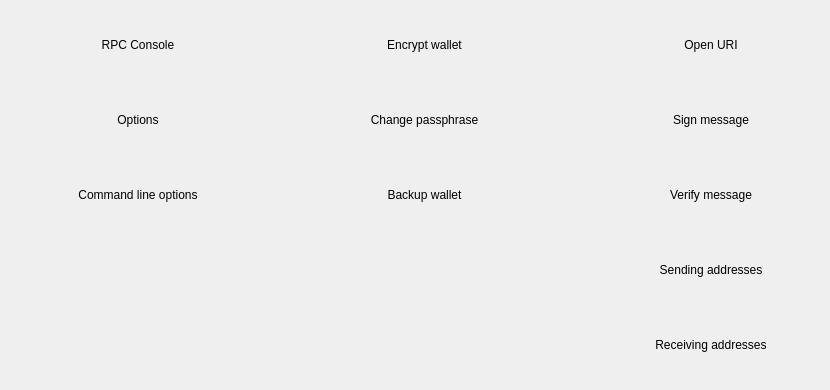
This is src/qt/forms/otherpage.ui in tlc2/bitcredit-2.0 as Qt 5 draws it before an edit. The edited form follows.
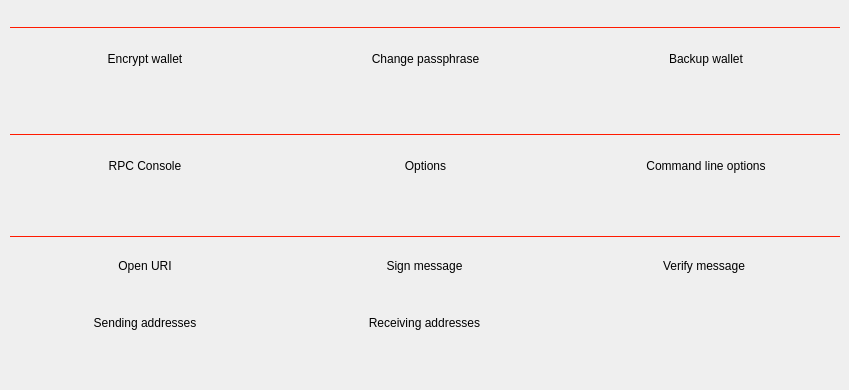
This is the edited form.

Commit message: removed top menus and window border

```diff
--- a/src/qt/forms/otherpage.ui
+++ b/src/qt/forms/otherpage.ui
@@ -6,7 +6,7 @@
    <rect>
     <x>0</x>
     <y>0</y>
-    <width>830</width>
+    <width>849</width>
     <height>390</height>
    </rect>
   </property>
@@ -26,9 +26,9 @@
    <property name="geometry">
     <rect>
      <x>10</x>
-     <y>1</y>
+     <y>240</y>
      <width>831</width>
-     <height>389</height>
+     <height>110</height>
     </rect>
    </property>
    <layout class="QGridLayout" name="gridLayout">
@@ -36,9 +36,12 @@
      <number>2</number>
     </property>
     <property name="horizontalSpacing">
-     <number>30</number>
+     <number>10</number>
     </property>
-    <item row="1" column="2">
+    <property name="verticalSpacing">
+     <number>6</number>
+    </property>
+    <item row="0" column="3">
      <widget class="QPushButton" name="bSignmessage">
       <property name="minimumSize">
        <size>
@@ -63,6 +66,31 @@
       </property>
      </widget>
     </item>
+    <item row="0" column="4">
+     <widget class="QPushButton" name="bVerifymessage">
+      <property name="minimumSize">
+       <size>
+        <width>0</width>
+        <height>50</height>
+       </size>
+      </property>
+      <property name="maximumSize">
+       <size>
+        <width>16777215</width>
+        <height>50</height>
+       </size>
+      </property>
+      <property name="styleSheet">
+       <string notr="true"/>
+      </property>
+      <property name="text">
+       <string>Verify message</string>
+      </property>
+      <property name="flat">
+       <bool>true</bool>
+      </property>
+     </widget>
+    </item>
     <item row="0" column="2">
      <widget class="QPushButton" name="bURI">
       <property name="maximumSize">
@@ -82,7 +110,7 @@
       </property>
      </widget>
     </item>
-    <item row="3" column="2">
+    <item row="1" column="2">
      <widget class="QPushButton" name="bSendingaddresses">
       <property name="minimumSize">
        <size>
@@ -101,33 +129,45 @@
       </property>
      </widget>
     </item>
-    <item row="2" column="2">
-     <widget class="QPushButton" name="bVerifymessage">
+    <item row="1" column="3">
+     <widget class="QPushButton" name="bReceivingaddresses">
       <property name="minimumSize">
        <size>
         <width>0</width>
         <height>50</height>
        </size>
       </property>
-      <property name="maximumSize">
-       <size>
-        <width>16777215</width>
-        <height>50</height>
-       </size>
-      </property>
       <property name="styleSheet">
        <string notr="true"/>
       </property>
       <property name="text">
-       <string>Verify message</string>
+       <string>Receiving addresses</string>
       </property>
       <property name="flat">
        <bool>true</bool>
       </property>
      </widget>
     </item>
-    <item row="1" column="0">
-     <widget class="QPushButton" name="bOptions">
+   </layout>
+  </widget>
+  <widget class="QWidget" name="gridLayoutWidget_2">
+   <property name="geometry">
+    <rect>
+     <x>10</x>
+     <y>30</y>
+     <width>831</width>
+     <height>58</height>
+    </rect>
+   </property>
+   <layout class="QGridLayout" name="gridLayout_2">
+    <property name="horizontalSpacing">
+     <number>10</number>
+    </property>
+    <property name="verticalSpacing">
+     <number>6</number>
+    </property>
+    <item row="0" column="2">
+     <widget class="QPushButton" name="bChange">
       <property name="minimumSize">
        <size>
         <width>0</width>
@@ -138,7 +178,7 @@
        <string notr="true"/>
       </property>
       <property name="text">
-       <string>Options</string>
+       <string>Change passphrase</string>
       </property>
       <property name="flat">
        <bool>true</bool>
@@ -164,7 +204,41 @@
       </property>
      </widget>
     </item>
-    <item row="2" column="0">
+    <item row="0" column="3">
+     <widget class="QPushButton" name="bBackup">
+      <property name="minimumSize">
+       <size>
+        <width>0</width>
+        <height>50</height>
+       </size>
+      </property>
+      <property name="styleSheet">
+       <string notr="true"/>
+      </property>
+      <property name="text">
+       <string>Backup wallet</string>
+      </property>
+      <property name="flat">
+       <bool>true</bool>
+      </property>
+     </widget>
+    </item>
+   </layout>
+  </widget>
+  <widget class="QWidget" name="gridLayoutWidget_3">
+   <property name="geometry">
+    <rect>
+     <x>10</x>
+     <y>137</y>
+     <width>831</width>
+     <height>59</height>
+    </rect>
+   </property>
+   <layout class="QGridLayout" name="gridLayout_3">
+    <property name="horizontalSpacing">
+     <number>10</number>
+    </property>
+    <item row="0" column="2">
      <widget class="QPushButton" name="bHelp">
       <property name="minimumSize">
        <size>
@@ -183,6 +257,25 @@
       </property>
      </widget>
     </item>
+    <item row="0" column="1">
+     <widget class="QPushButton" name="bOptions">
+      <property name="minimumSize">
+       <size>
+        <width>0</width>
+        <height>50</height>
+       </size>
+      </property>
+      <property name="styleSheet">
+       <string notr="true"/>
+      </property>
+      <property name="text">
+       <string>Options</string>
+      </property>
+      <property name="flat">
+       <bool>true</bool>
+      </property>
+     </widget>
+    </item>
     <item row="0" column="0">
      <widget class="QPushButton" name="bRPC">
       <property name="minimumSize">
@@ -202,65 +295,65 @@
       </property>
      </widget>
     </item>
-    <item row="4" column="2">
-     <widget class="QPushButton" name="bReceivingaddresses">
-      <property name="minimumSize">
-       <size>
-        <width>0</width>
-        <height>50</height>
-       </size>
-      </property>
-      <property name="styleSheet">
-       <string notr="true"/>
-      </property>
-      <property name="text">
-       <string>Receiving addresses</string>
-      </property>
-      <property name="flat">
-       <bool>true</bool>
-      </property>
-     </widget>
-    </item>
-    <item row="2" column="1">
-     <widget class="QPushButton" name="bBackup">
-      <property name="minimumSize">
-       <size>
-        <width>0</width>
-        <height>50</height>
-       </size>
-      </property>
-      <property name="styleSheet">
-       <string notr="true"/>
-      </property>
-      <property name="text">
-       <string>Backup wallet</string>
-      </property>
-      <property name="flat">
-       <bool>true</bool>
-      </property>
-     </widget>
-    </item>
-    <item row="1" column="1">
-     <widget class="QPushButton" name="bChange">
-      <property name="minimumSize">
-       <size>
-        <width>0</width>
-        <height>50</height>
-       </size>
-      </property>
-      <property name="styleSheet">
-       <string notr="true"/>
-      </property>
-      <property name="text">
-       <string>Change passphrase</string>
-      </property>
-      <property name="flat">
-       <bool>true</bool>
-      </property>
-     </widget>
-    </item>
    </layout>
   </widget>
+  <widget class="QFrame" name="frame">
+   <property name="geometry">
+    <rect>
+     <x>10</x>
+     <y>27</y>
+     <width>830</width>
+     <height>1</height>
+    </rect>
+   </property>
+   <property name="styleSheet">
+    <string notr="true">border: 1px solid #ff1a00;</string>
+   </property>
+   <property name="frameShape">
+    <enum>QFrame::StyledPanel</enum>
+   </property>
+   <property name="frameShadow">
+    <enum>QFrame::Raised</enum>
+   </property>
+  </widget>
+  <widget class="QFrame" name="frame_2">
+   <property name="geometry">
+    <rect>
+     <x>10</x>
+     <y>134</y>
+     <width>830</width>
+     <height>1</height>
+    </rect>
+   </property>
+   <property name="styleSheet">
+    <string notr="true">border: 1px solid #ff1a00;</string>
+   </property>
+   <property name="frameShape">
+    <enum>QFrame::StyledPanel</enum>
+   </property>
+   <property name="frameShadow">
+    <enum>QFrame::Raised</enum>
+   </property>
+  </widget>
+  <widget class="QFrame" name="frame_3">
+   <property name="geometry">
+    <rect>
+     <x>10</x>
+     <y>236</y>
+     <width>830</width>
+     <height>1</height>
+    </rect>
+   </property>
+   <property name="styleSheet">
+    <string notr="true">border: 1px solid #ff1a00;</string>
+   </property>
+   <property name="frameShape">
+    <enum>QFrame::StyledPanel</enum>
+   </property>
+   <property name="frameShadow">
+    <enum>QFrame::Raised</enum>
+   </property>
+  </widget>
  </widget>
  <resources/>
  <connections/>
```
The commit also changes 2 other files.
